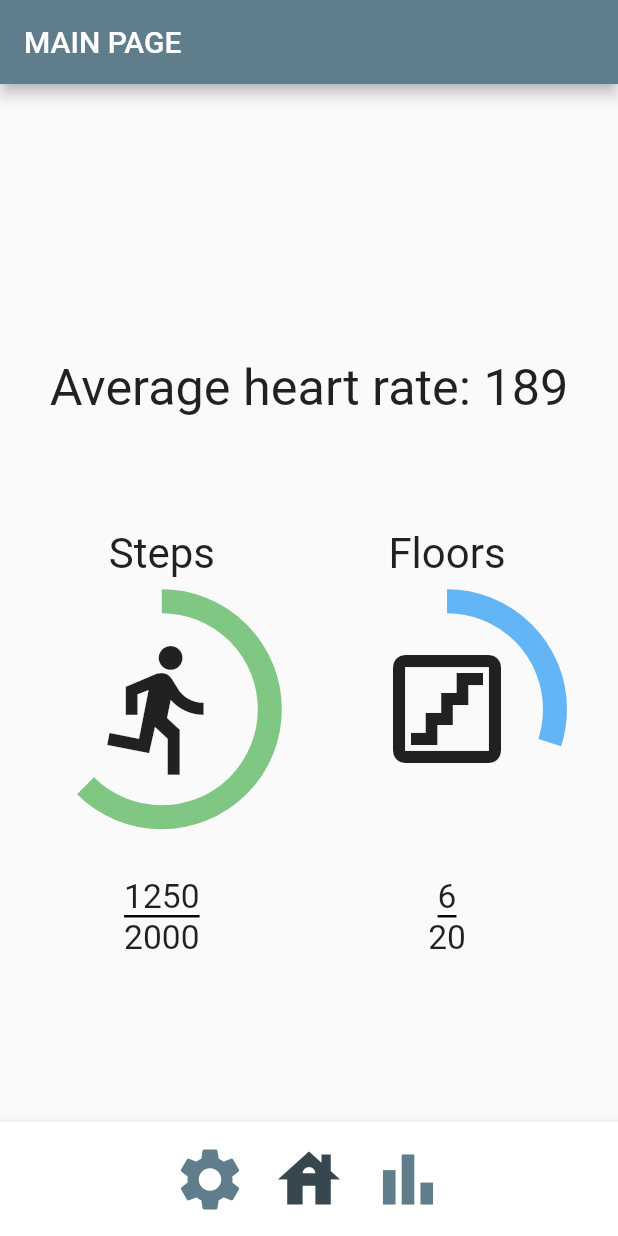
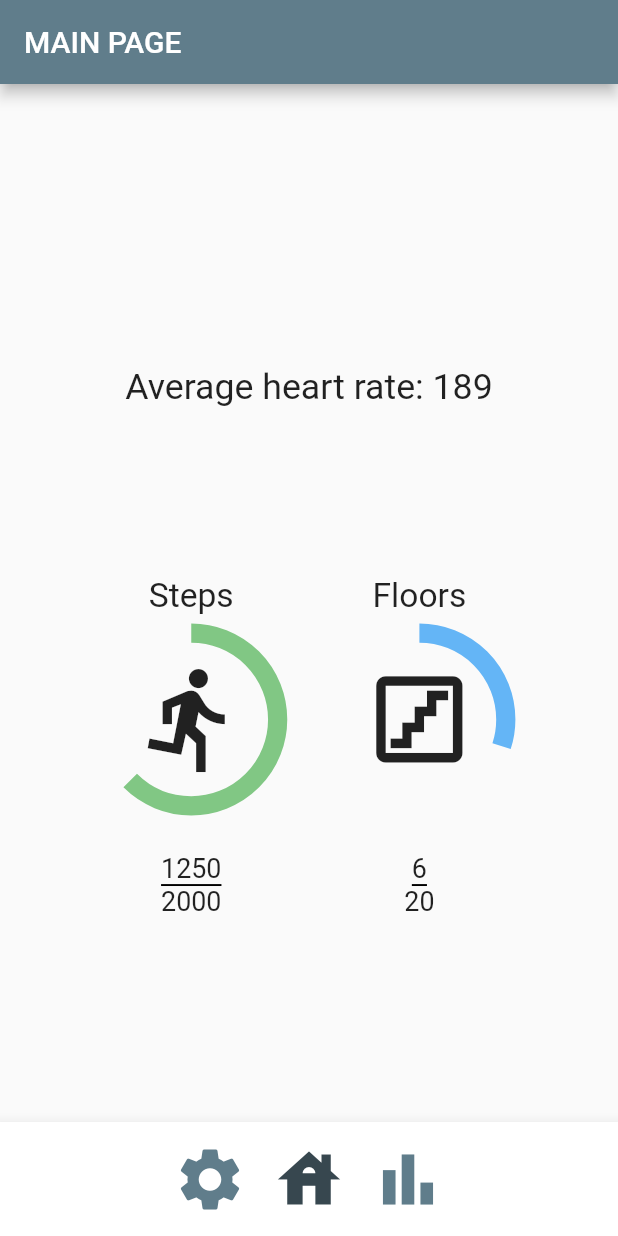
Before and after one commit to SalimAlkharsa/Elevation_Tracking_Wearable, a Flutter app: the screen it shows after launch, on a phone screen of 412 x 824 dp. Run offline on Flutter 3.47's test engine with Material 2 defaults, Android fonts, the phone set to English and light mode, and no system bars; our stand-ins replace fl_chart.

Commit message:
Added dynamic date matching for metrics page and updated main page to work with phone size

```diff
--- a/lib/Pages/page_main.dart
+++ b/lib/Pages/page_main.dart
@@ -28,7 +28,7 @@ class _MainPageState extends State<MainPage> {
           verticalDirection: VerticalDirection.up,
           children: <Widget>[
             Transform.scale(
-              scale: 4,
+              scale: 3.2,
               child: Row(
                 mainAxisAlignment: MainAxisAlignment.center,
                 children: [
@@ -112,7 +112,7 @@ class _MainPageState extends State<MainPage> {
               ),
             ),
             Transform.scale(
-              scale: 2.4,
+              scale: 1.7,
               child: const Text("Average heart rate: 189"),
             ),
           ],
```
Also changed, not shown: lib/Pages/page_metrics.dart (+12 -3 lines).
